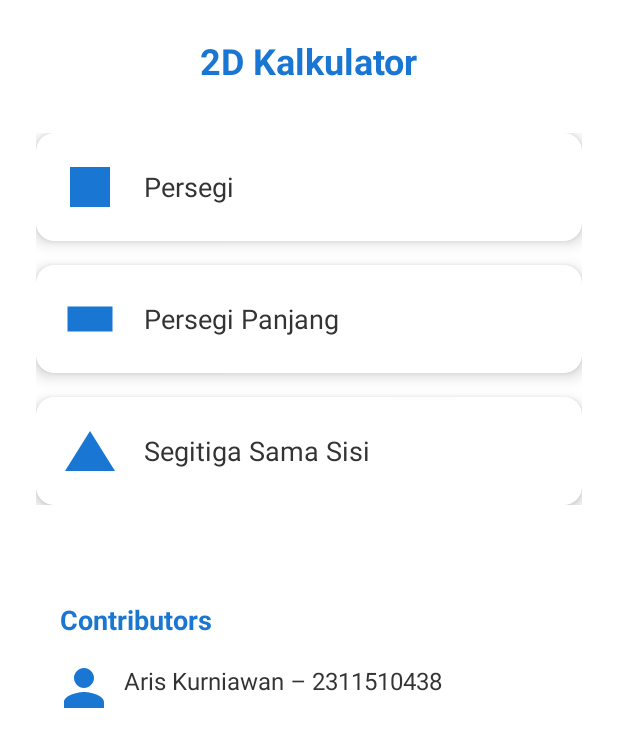
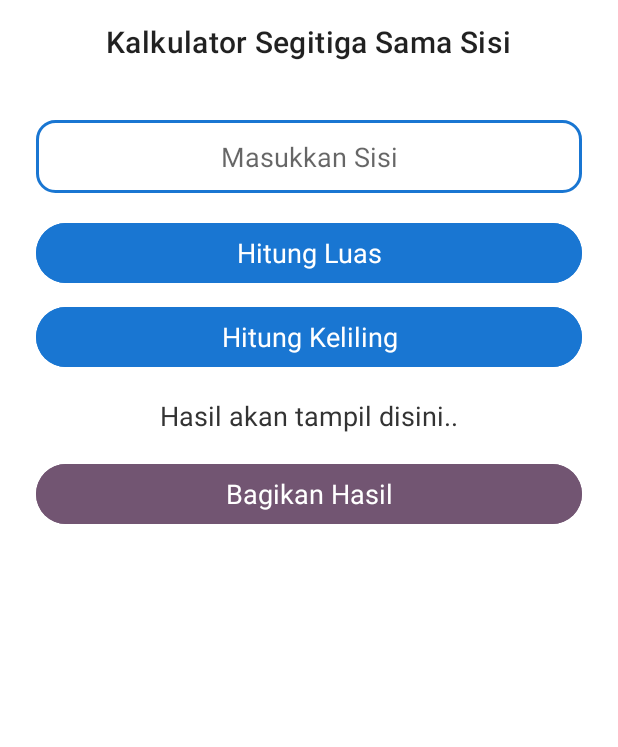
Before and after one commit to emandor/tugas_mp, an Android app: the screen it shows after launch (MainActivity before the commit, EquilateralTriangleActivity after it), on a phone screen of 412 x 824 dp. Shown: the top 747 px of the screen. Run offline under Robolectric (Android 15) with nearby library versions, the phone set to English and light mode, and no system bars.

Commit message:
tugas: 3

```diff
--- a/app/src/main/java/com/ubl/tugas_mp/Contributor.java
+++ /dev/null
@@ -1,11 +0,0 @@
-package com.ubl.tugas_mp;
-
-public class Contributor {
-    String name;
-    String id;
-
-    public Contributor(String name, String id) {
-        this.name = name;
-        this.id = id;
-    }
-}
--- a/app/src/main/java/com/ubl/tugas_mp/EquilateralTriangleActivity.java
+++ b/app/src/main/java/com/ubl/tugas_mp/EquilateralTriangleActivity.java
@@ -26,11 +26,12 @@ public class EquilateralTriangleActivity extends AppCompatActivity {
         btnShare = findViewById(R.id.btnShare);
         topAppBar = findViewById(R.id.topAppBar);
 
-
         setSupportActionBar(topAppBar);
         getSupportActionBar().setDisplayShowTitleEnabled(true);
         getSupportActionBar().setTitle("Kalkulator Segitiga Sama Sisi");
         topAppBar.setNavigationOnClickListener(v -> finish());
+
+        topAppBar.setTitle("Kalkulator Segitiga Sama Sisi");
 
         btnArea.setOnClickListener(v -> {
             double side = Double.parseDouble(inputSide.getText().toString());
--- a/app/src/main/java/com/ubl/tugas_mp/MainActivity.java
+++ b/app/src/main/java/com/ubl/tugas_mp/MainActivity.java
@@ -10,9 +10,6 @@ public class MainActivity extends AppCompatActivity {
     @Override
     protected void onCreate(Bundle savedInstanceState) {
         super.onCreate(savedInstanceState);
-        setContentView(R.layout.activity_main);
-
-        SectionMainMenu.setup(this);
-        SectionContributors.setup(this);
+        setContentView(R.layout.activity_equilateral_triangle);
     }
 }
--- a/app/src/main/java/com/ubl/tugas_mp/SectionContributors.java
+++ /dev/null
@@ -1,45 +0,0 @@
-
-package com.ubl.tugas_mp;
-
-import android.annotation.SuppressLint;
-import android.app.Activity;
-import android.graphics.drawable.Icon;
-import android.widget.ImageView;
-import android.widget.LinearLayout;
-import android.widget.TextView;
-import java.util.Arrays;
-import java.util.List;
-
-public class SectionContributors {
-
-    @SuppressLint("SetTextI18n")
-    public static void setup(Activity activity) {
-        LinearLayout container = activity.findViewById(R.id.contributorsContainer);
-
-        List<Contributor> contributors = Arrays.asList(
-                new Contributor("Aris Kurniawan", "2311510438")
-        );
-
-        for (Contributor contributor : contributors) {
-            LinearLayout row = new LinearLayout(activity);
-            row.setOrientation(LinearLayout.HORIZONTAL);
-            row.setPadding(0, 8, 0, 8);
-
-            ImageView icon = new ImageView(activity);
-            icon.setImageResource(R.drawable.ic_person);
-            icon.setColorFilter(activity.getResources().getColor(R.color.primary));
-            LinearLayout.LayoutParams iconParams = new LinearLayout.LayoutParams(48, 48);
-            iconParams.setMargins(0, 0, 16, 0);
-            icon.setLayoutParams(iconParams);
-
-            TextView text = new TextView(activity);
-            text.setText(contributor.name + " – " + contributor.id);
-            text.setTextSize(16);
-            text.setTextColor(activity.getResources().getColor(R.color.textPrimary));
-
-            row.addView(icon);
-            row.addView(text);
-            container.addView(row);
-        }
-    }
-}
--- a/app/src/main/java/com/ubl/tugas_mp/SectionMainMenu.java
+++ /dev/null
@@ -1,30 +0,0 @@
-
-package com.ubl.tugas_mp;
-
-import android.app.Activity;
-import android.content.Intent;
-import android.view.View;
-
-public class SectionMainMenu {
-
-    public static void setup(Activity activity) {
-        activity.findViewById(R.id.cardSquare).setOnClickListener(v -> goToSquare(v));
-        activity.findViewById(R.id.cardRectangle).setOnClickListener(v -> goToRectangle(v));
-        activity.findViewById(R.id.cardTriangle).setOnClickListener(v -> goToTriangle(v));
-    }
-
-    public static void goToSquare(View view) {
-        Activity activity = (Activity) view.getContext();
-        activity.startActivity(new Intent(activity, SquareActivity.class));
-    }
-
-    public static void goToRectangle(View view) {
-        Activity activity = (Activity) view.getContext();
-        activity.startActivity(new Intent(activity, RectangleActivity.class));
-    }
-
-    public static void goToTriangle(View view) {
-        Activity activity = (Activity) view.getContext();
-        activity.startActivity(new Intent(activity, EquilateralTriangleActivity.class));
-    }
-}
--- a/app/src/main/res/layout/activity_equilateral_triangle.xml
+++ b/app/src/main/res/layout/activity_equilateral_triangle.xml
@@ -13,11 +13,9 @@
         android:layout_width="match_parent"
         android:layout_height="wrap_content"
         android:backgroundTint="@color/primary"
-        android:title="@string/square_calculator"
         android:titleTextColor="@color/primaryDark"
         android:elevation="0dp"
         app:titleCentered="true"
-        app:navigationIcon="@drawable/ic_arrow_back"
         android:paddingHorizontal="16dp"
         />
 
```
Also changed, not shown: app/src/main/AndroidManifest.xml (+4 -4 lines), app/src/main/java/com/ubl/tugas_mp/RectangleActivity.java (deleted, +0 -57 lines), app/src/main/java/com/ubl/tugas_mp/SquareActivity.java (deleted, +0 -58 lines).
